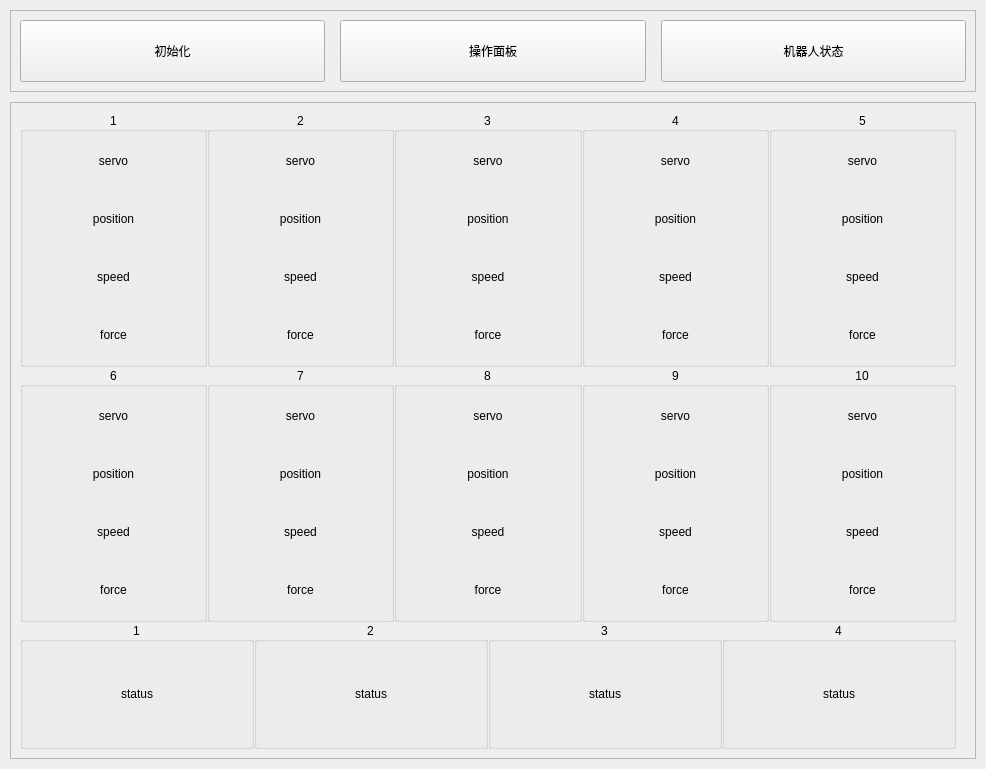
Above: gui/design/control_v3.ui from Vvi1Nn/Continuum-Robot-Project before the change. Below: the same form after it.
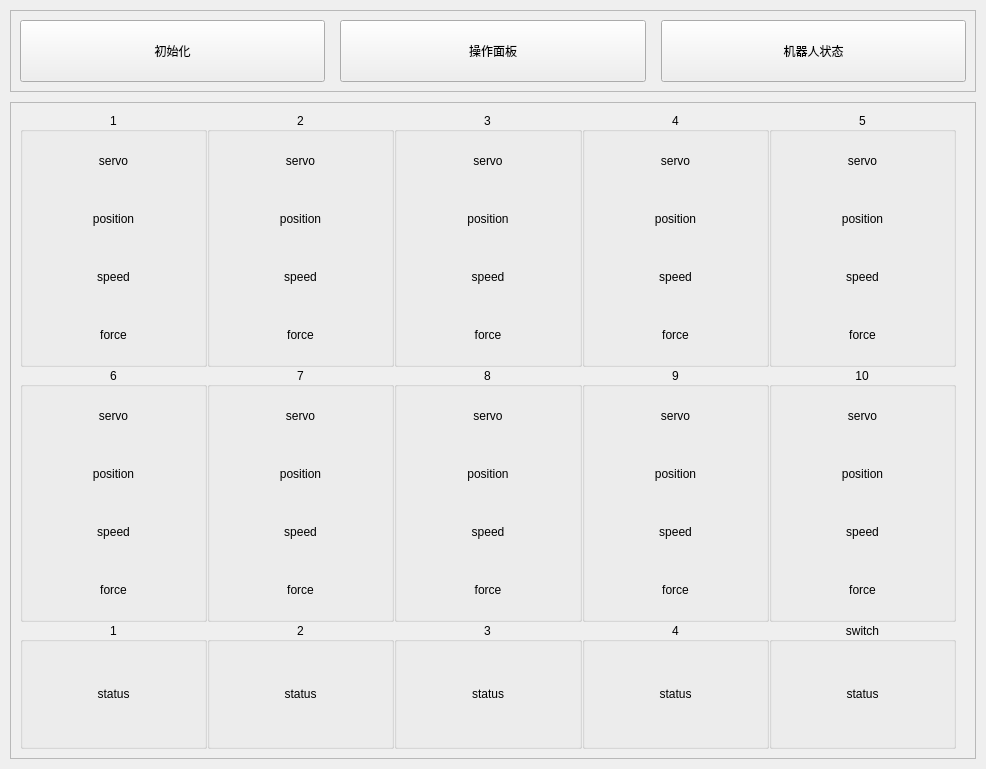
That is the form after the change. The open tabs and pages were chosen to show the change.

Commit message: 给UI添加一个状态

The edit to the form file:
```diff
--- a/gui/design/control_v3.ui
+++ b/gui/design/control_v3.ui
@@ -3092,6 +3092,43 @@
                   </layout>
                  </widget>
                 </item>
+                <item>
+                 <widget class="QGroupBox" name="switch_status">
+                  <property name="title">
+                   <string>switch</string>
+                  </property>
+                  <property name="alignment">
+                   <set>Qt::AlignCenter</set>
+                  </property>
+                  <layout class="QVBoxLayout" name="verticalLayout_36">
+                   <property name="spacing">
+                    <number>0</number>
+                   </property>
+                   <property name="leftMargin">
+                    <number>0</number>
+                   </property>
+                   <property name="topMargin">
+                    <number>0</number>
+                   </property>
+                   <property name="rightMargin">
+                    <number>0</number>
+                   </property>
+                   <property name="bottomMargin">
+                    <number>0</number>
+                   </property>
+                   <item>
+                    <widget class="QLabel" name="isopen">
+                     <property name="text">
+                      <string>status</string>
+                     </property>
+                     <property name="alignment">
+                      <set>Qt::AlignCenter</set>
+                     </property>
+                    </widget>
+                   </item>
+                  </layout>
+                 </widget>
+                </item>
                </layout>
               </item>
              </layout>
```
The commit also changes 1 other file.
